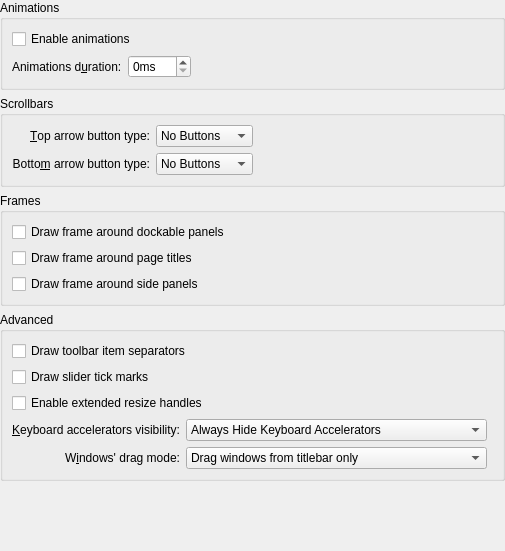
Old version of the form kstyle/config/ui/breezestyleconfig.ui in the repository Luwx/Lightly.
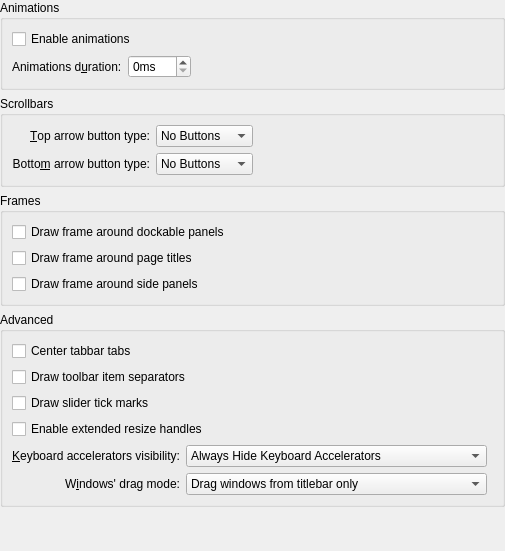
New version of the form. Custom widgets are drawn as their Qt base class.

Commit message: added ui option for tab centering

```diff
--- a/kstyle/config/ui/breezestyleconfig.ui
+++ b/kstyle/config/ui/breezestyleconfig.ui
@@ -304,6 +304,13 @@
         </property>
        </widget>
       </item>
+      <item row="0" column="0" colspan="4">
+       <widget class="QCheckBox" name="_tabBarDrawCenteredTabs">
+        <property name="text">
+         <string>Center tabbar tabs</string>
+        </property>
+       </widget>
+      </item>
      </layout>
     </widget>
    </item>
```
The commit also changes 1 other file.
